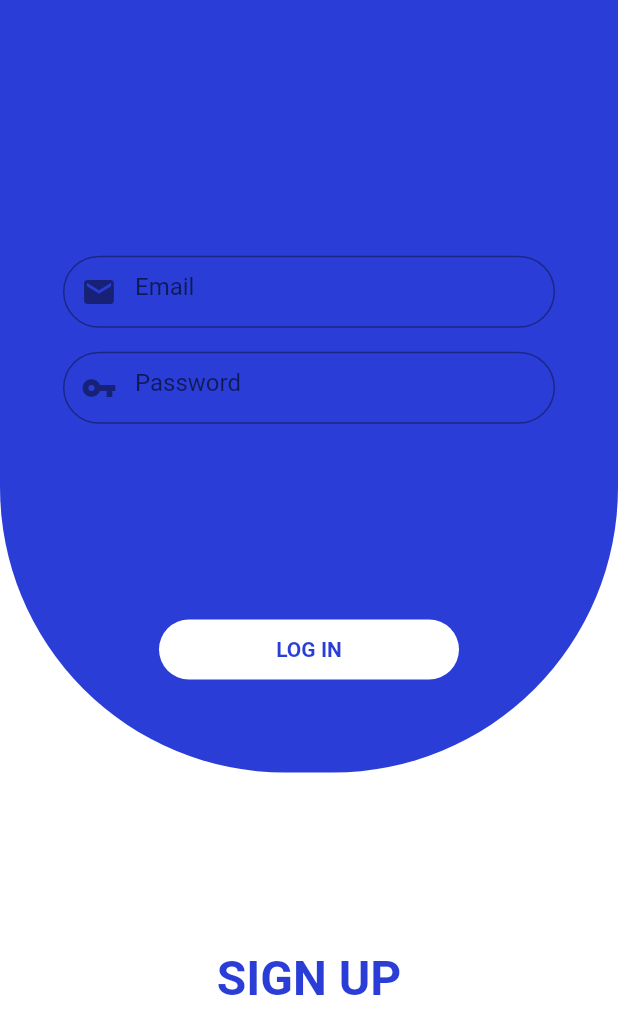
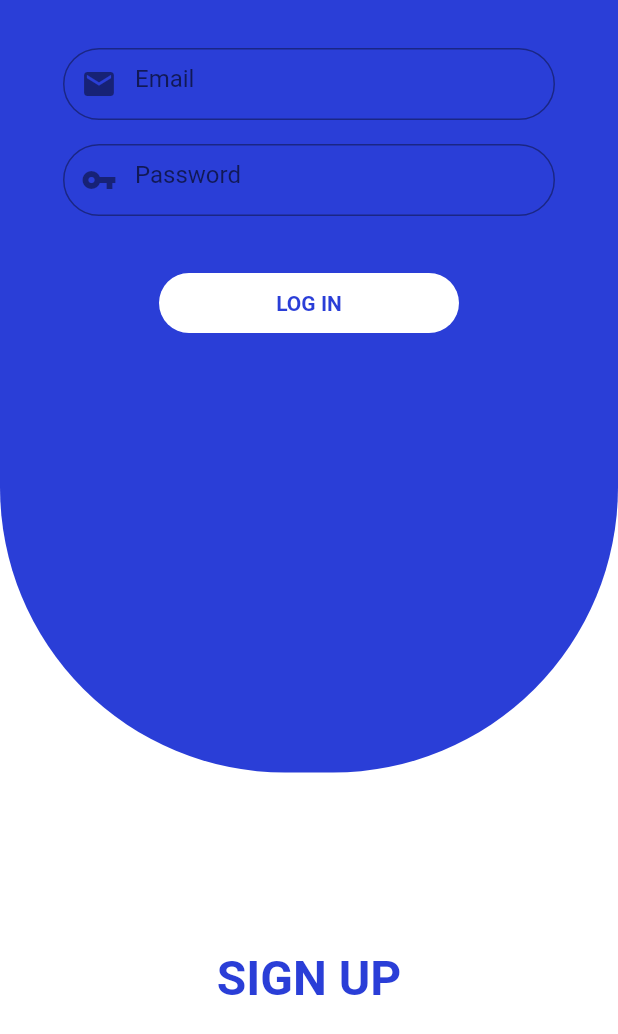
Before and after one commit to mariogeorgiev101/flutter_challenge, a Flutter app: the screen it shows after launch, on a phone screen of 412 x 824 dp. Shown: the top 1034 px of the screen. Run offline on Flutter 3.47's test engine with Material 2 defaults, Android fonts, the phone set to English and light mode, and no system bars.

Commit message:
small changes

```diff
--- a/lib/sliding_login.dart
+++ b/lib/sliding_login.dart
@@ -57,13 +57,17 @@ class HomePageState extends State<HomePage>
           borderRadius: BorderRadius.only(
               bottomLeft: Radius.circular(190),
               bottomRight: Radius.circular(190))),
-      child: Stack(
+    );
+  }
+
+  Widget _buildLoginWidgetsx() {
+    return Column(
         children: <Widget>[
-
-          Align(
-            alignment: Alignment.center,
+          AnimatedOpacity(
+            opacity: !isLogin ? 0.0 : 1.0,
+            duration: animationDuration,
             child: Padding(
-              padding: const EdgeInsets.only(left: 42, right: 42),
+              padding: const EdgeInsets.only(left: 42, right: 42, top: 32),
               child: Column(
                 mainAxisSize: MainAxisSize.min,
                 children: <Widget>[
@@ -78,16 +82,18 @@ class HomePageState extends State<HomePage>
                             borderRadius: BorderRadius.all(Radius.circular(32)))),
                   ),
                   Padding(
-                    padding: const EdgeInsets.only(bottom: 16, top: 16),
+                    padding: const EdgeInsets.only(top: 16),
                     child: TextField(
                       style: TextStyle(color: Colors.white, height: 0.5),
                       decoration: InputDecoration(
                           prefixIcon: Icon(Icons.vpn_key),
                           hintText: 'Password',
                           border: OutlineInputBorder(
-                              borderRadius: BorderRadius.all(Radius.circular(32)))),
+                              borderRadius: BorderRadius.all(
+                                  Radius.circular(32)))),
                     ),
                   ),
+
                 ],
               ),
             ),
@@ -139,7 +145,6 @@ class HomePageState extends State<HomePage>
               ),
           ),
         ],
-      ),
     );
   }
 
@@ -262,6 +267,14 @@ class HomePageState extends State<HomePage>
             builder: (context, child) {
               return _buildLoginWidgets();
             },
+          ),
+          Align(
+            alignment: Alignment.topCenter,
+              child: Container(
+                width: MediaQuery.of(context).size.width,
+                height: loginSize.value,
+                  child: Center(child: _buildLoginWidgetsx()),
+              )
           )
         ],
       ),
```
